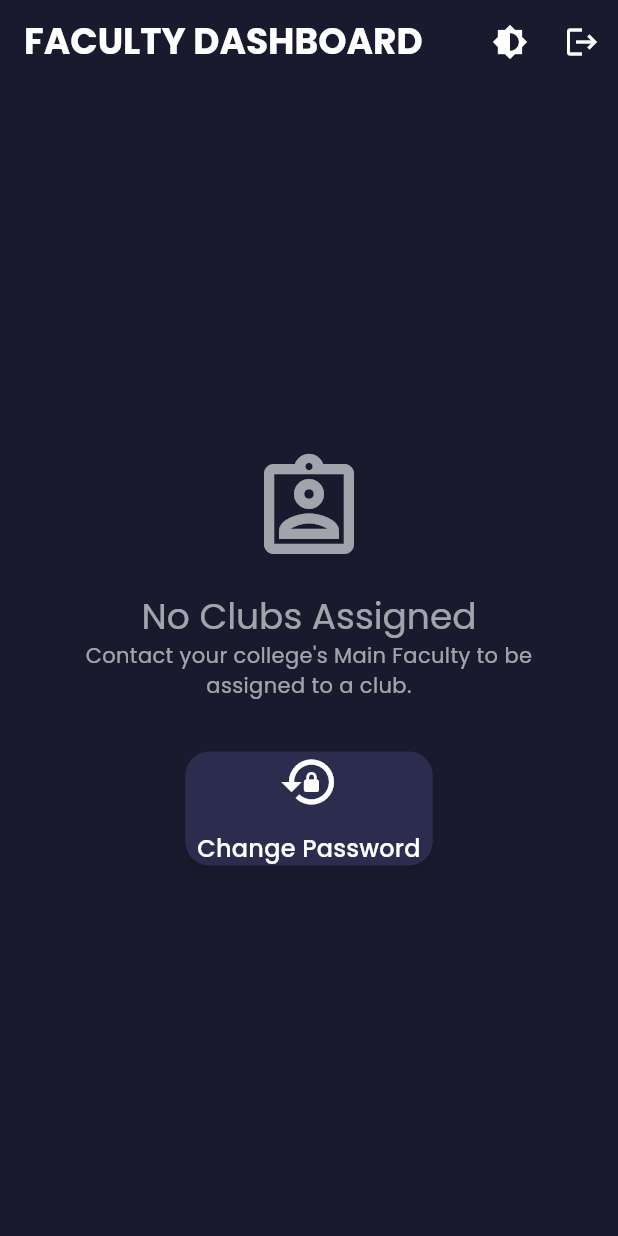
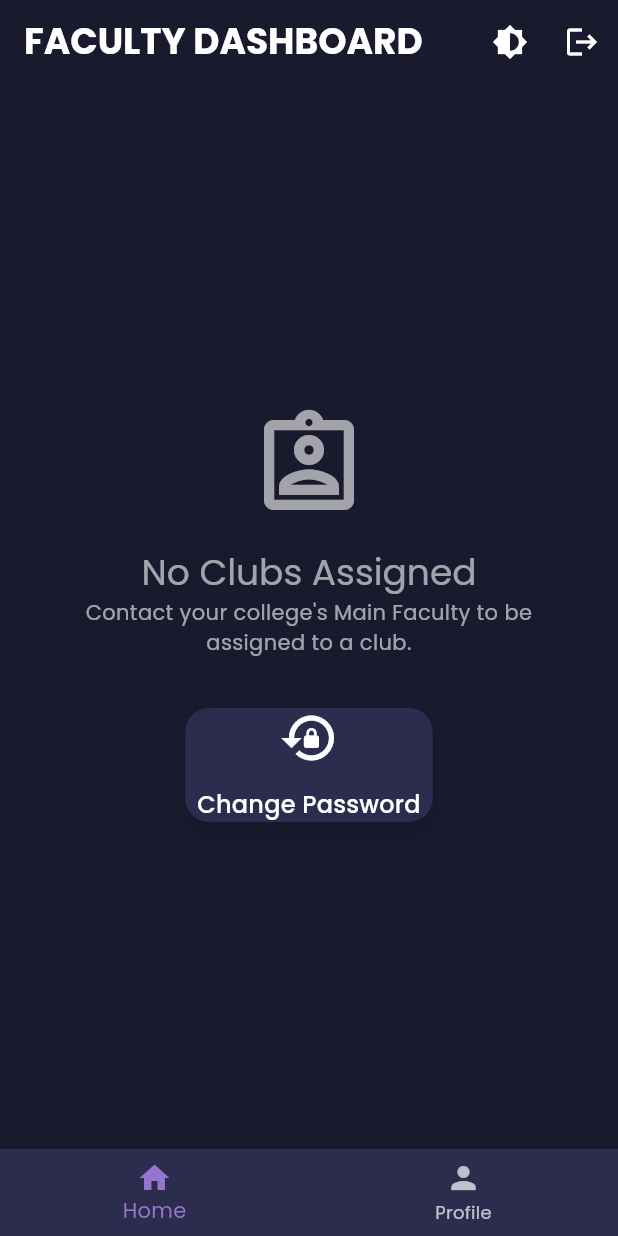
Before and after one commit to thirtytwobite-coder/campusly, a Flutter app: the FacultyHomeScreen screen opened directly, after a tap on the "brightness 6" icon, on a phone screen of 412 x 824 dp. Run offline on Flutter 3.47's test engine with Material 3 defaults, Android fonts, the phone set to English and light mode, and no system bars; drawn by our look-alikes of flutter_animate; our stand-ins replace cloud_firestore, csv, file_picker, firebase_auth, firebase_core, google_fonts and 2 more; accounts and stored records are empty.

Commit message:
Profile card

```diff
--- a/lib/college_list.dart
+++ b/lib/college_list.dart
@@ -18,8 +18,8 @@ class CollegeListView extends StatelessWidget {
               var doc = snap.data!.docs[index];
               bool isActive = doc.data().toString().contains('isActive') ? doc['isActive'] : true;
               return ListTile(
-                title: Text(doc['college'] ?? 'N/A'),
-                subtitle: Text(doc['name'] ?? 'N/A'),
+                title: Text(doc['name'] ?? 'N/A', style: const TextStyle(fontWeight: FontWeight.bold)),
+                subtitle: Text(doc['college'] ?? 'N/A'),
                 trailing: Switch(value: isActive, onChanged: (v) => FirebaseFirestore.instance.collection('faculty').doc(doc.id).update({'isActive': v})),
               );
             },
--- a/lib/faculty_home.dart
+++ b/lib/faculty_home.dart
@@ -7,6 +7,7 @@ import 'package:shared_preferences/shared_preferences.dart';
 import 'main.dart'; // Import main.dart to access themeNotifier
 import 'login_screen.dart';
 import 'change_password.dart';
+import 'profile_screen.dart';
 
 class FacultyHomeScreen extends StatefulWidget {
   const FacultyHomeScreen({super.key});
@@ -16,6 +17,8 @@ class FacultyHomeScreen extends StatefulWidget {
 }
 
 class _FacultyHomeScreenState extends State<FacultyHomeScreen> {
+  int _selectedIndex = 0;
+
   Future<bool> _onWillPop() async {
     final bool? shouldLogout = await showDialog<bool>(
       context: context,
@@ -53,6 +56,18 @@ class _FacultyHomeScreenState extends State<FacultyHomeScreen> {
 
     // If shouldLogout is false or null, we don't do anything and don't pop the scope.
     return false;
+  }
+
+  void _onItemTapped(int index) {
+    setState(() {
+      _selectedIndex = index;
+    });
+    if (index == 1) {
+      Navigator.push(
+        context,
+        MaterialPageRoute(builder: (context) => const ProfileScreen()),
+      );
+    }
   }
 
   @override
@@ -179,8 +194,22 @@ class _FacultyHomeScreenState extends State<FacultyHomeScreen> {
             );
           },
         ),
+        bottomNavigationBar: BottomNavigationBar(
+          items: const <BottomNavigationBarItem>[
+            BottomNavigationBarItem(
+              icon: Icon(Icons.home),
+              label: 'Home',
             ),
-
+            BottomNavigationBarItem(
+              icon: Icon(Icons.person),
+              label: 'Profile',
+            ),
+          ],
+          currentIndex: _selectedIndex,
+          selectedItemColor: Theme.of(context).colorScheme.primary,
+          onTap: _onItemTapped,
+        ),
+      ),
     );
   }
 
--- a/lib/main.dart
+++ b/lib/main.dart
@@ -4,7 +4,7 @@ import 'package:firebase_core/firebase_core.dart';
 import 'package:flutter/services.dart';
 import 'package:google_fonts/google_fonts.dart';
 import 'package:shared_preferences/shared_preferences.dart';
-import 'login_screen.dart';
+import 'welcome_screen.dart';
 
 // Global ValueNotifier for theme changes
 final ValueNotifier<ThemeMode> themeNotifier = ValueNotifier(ThemeMode.light);
@@ -231,7 +231,7 @@ class CampuslyApp extends StatelessWidget {
           theme: lightTheme,
           darkTheme: darkTheme,
           themeMode: mode,
-          home: const UnifiedLoginScreen(),
+          home: const WelcomeScreen(),
         );
       },
     );
--- /dev/null
+++ b/lib/welcome_screen.dart
@@ -0,0 +1,67 @@
+import 'package:flutter/material.dart';
+import 'package:flutter_animate/flutter_animate.dart';
+import 'login_screen.dart';
+
+class WelcomeScreen extends StatelessWidget {
+  const WelcomeScreen({super.key});
+
+  @override
+  Widget build(BuildContext context) {
+    return Scaffold(
+      body: Container(
+        decoration: const BoxDecoration(
+          image: DecorationImage(
+            image: AssetImage("assets/images/CAM.jpeg"),
+            fit: BoxFit.cover,
+          ),
+        ),
+        child: Container(
+          decoration: BoxDecoration(
+            gradient: LinearGradient(
+              begin: Alignment.topCenter,
+              end: Alignment.bottomCenter,
+              colors: [
+                Colors.black.withOpacity(0.5),
+                Colors.black.withOpacity(0.8),
+              ],
+            ),
+          ),
+          child: Center(
+            child: Column(
+              mainAxisAlignment: MainAxisAlignment.center,
+              children: [
+                const Spacer(),
+                Text(
+                  'Welcome to Campusly',
+                  style: Theme.of(context).textTheme.displaySmall?.copyWith(
+                        color: Colors.white,
+                        fontWeight: FontWeight.bold,
+                      ),
+                ).animate().fadeIn(duration: 800.ms).slideY(begin: -0.5),
+                const SizedBox(height: 16),
+                Text(
+                  'Your one-stop solution for college event management',
+                  textAlign: TextAlign.center,
+                  style: Theme.of(context).textTheme.titleLarge?.copyWith(
+                        color: Colors.white,
+                      ),
+                ).animate().fadeIn(duration: 800.ms, delay: 400.ms).slideY(begin: 0.5),
+                const Spacer(),
+                ElevatedButton(
+                  onPressed: () {
+                    Navigator.pushReplacement(
+                      context,
+                      MaterialPageRoute(builder: (context) => const UnifiedLoginScreen()),
+                    );
+                  },
+                  child: const Text('Get Started'),
+                ).animate().fadeIn(duration: 800.ms, delay: 800.ms).slideY(begin: 0.5),
+                const SizedBox(height: 48),
+              ],
+            ),
+          ),
+        ),
+      ),
+    );
+  }
+}
```
Also changed, not shown: lib/add_faculty.dart (+37 -20 lines), lib/change_password.dart (+55 -4 lines), lib/club_coordinator_dashboard.dart (+29 -0 lines), lib/login_screen.dart (+23 -2 lines), lib/main_faculty_dashboard.dart (+27 -15 lines), lib/profile_screen.dart (added, +149 -0 lines), lib/student_home.dart (+29 -0 lines). Lines whose indentation alone changed are shown as unchanged.
